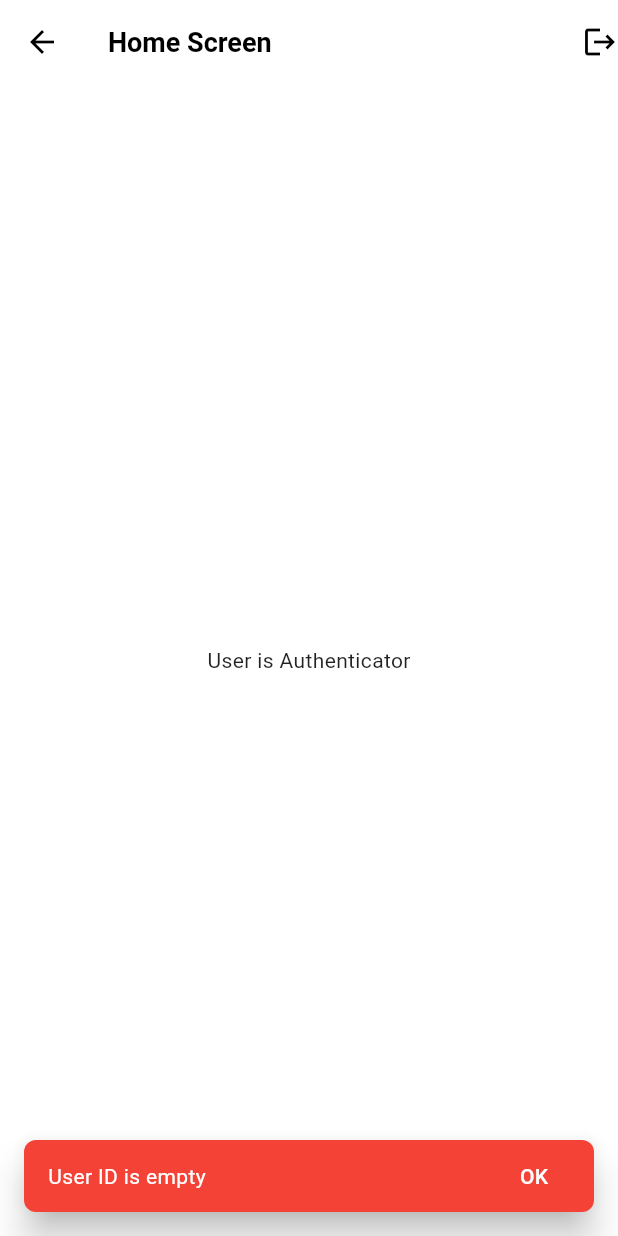
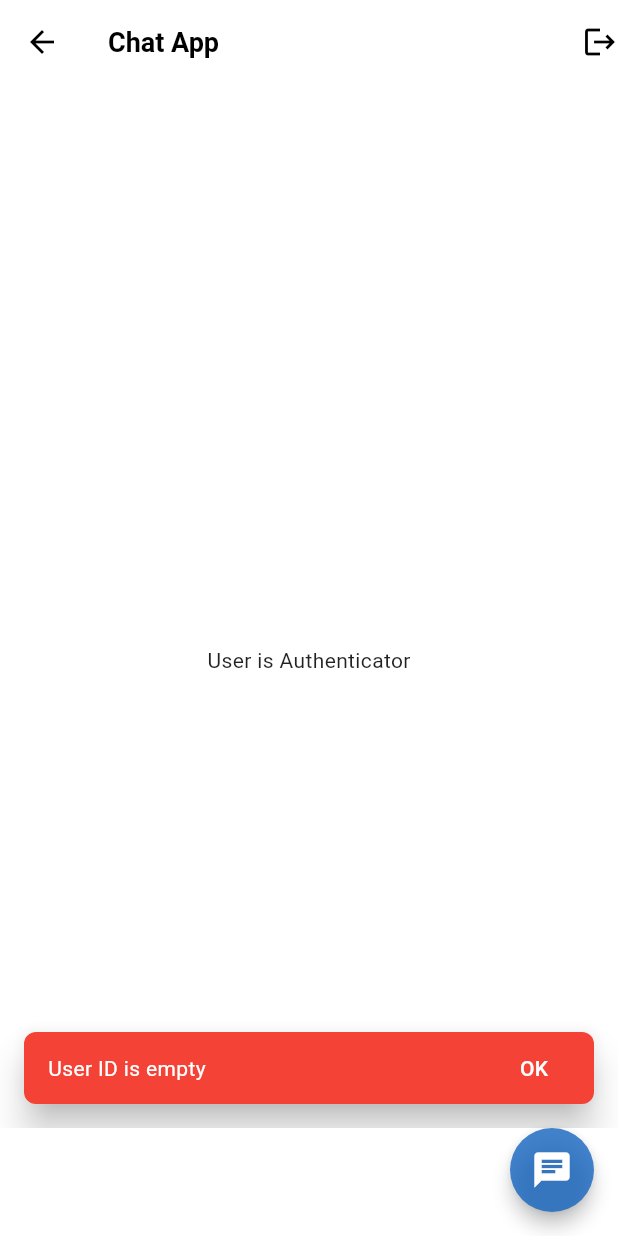
Before and after one commit to ItsAzura/flutter_firebase_chatapp, a Flutter app: the HomeScreen screen opened directly, on a phone screen of 412 x 824 dp. Run offline on Flutter 3.47's test engine with Material 3 defaults, Android fonts, the phone set to English and light mode, and no system bars; our stand-ins replace cloud_firestore, equatable, firebase_auth, firebase_core, flutter_bloc, get_it; accounts and stored records are empty.

Commit message:
setup base home_page

```diff
--- a/lib/presentation/screens/home/home_screen.dart
+++ b/lib/presentation/screens/home/home_screen.dart
@@ -11,7 +11,7 @@ class HomeScreen extends StatelessWidget {
   Widget build(BuildContext context) {
     return Scaffold(
       appBar: AppBar(
-        title: const Text('Home Screen'),
+        title: const Text('Chat App'),
         actions: [
           InkWell(
             onTap: () async {
@@ -43,6 +43,15 @@ class HomeScreen extends StatelessWidget {
         ],
       ),
       body: const Center(child: Text("User is Authenticator")),
+      floatingActionButton: FloatingActionButton(
+        onPressed: () {},
+        elevation: 5.0,
+        shape: RoundedRectangleBorder(
+          borderRadius: BorderRadius.circular(30.0),
+        ),
+        backgroundColor: Theme.of(context).primaryColor.withOpacity(0.8),
+        child: const Icon(Icons.chat, color: Colors.white, size: 28.0),
+      ),
     );
   }
 }
```
